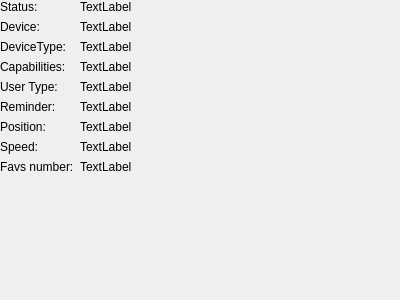
First picture: the form in src/linakdeskapp/ui/device_status_widget.ui, repository anetczuk/LinakDeskApp, before the edit.
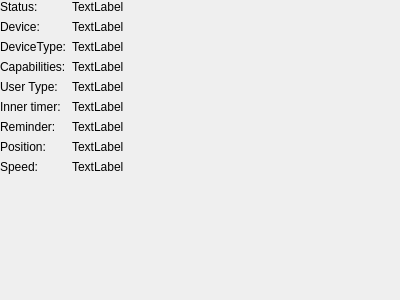
Second picture: the form after the edit.

```diff
--- a/src/linakdeskapp/ui/device_status_widget.ui
+++ b/src/linakdeskapp/ui/device_status_widget.ui
@@ -14,6 +14,9 @@
    <string>Device Status</string>
   </property>
   <layout class="QFormLayout" name="formLayout">
+   <property name="fieldGrowthPolicy">
+    <enum>QFormLayout::AllNonFixedFieldsGrow</enum>
+   </property>
    <property name="leftMargin">
     <number>0</number>
    </property>
@@ -26,34 +29,6 @@
    <property name="bottomMargin">
     <number>0</number>
    </property>
-   <item row="1" column="0">
-    <widget class="QLabel" name="deviceText">
-     <property name="text">
-      <string>Device:</string>
-     </property>
-    </widget>
-   </item>
-   <item row="1" column="1">
-    <widget class="QLabel" name="deviceLabel">
-     <property name="text">
-      <string>TextLabel</string>
-     </property>
-    </widget>
-   </item>
-   <item row="6" column="0">
-    <widget class="QLabel" name="positionText">
-     <property name="text">
-      <string>Position:</string>
-     </property>
-    </widget>
-   </item>
-   <item row="6" column="1">
-    <widget class="QLabel" name="positionLabel">
-     <property name="text">
-      <string>TextLabel</string>
-     </property>
-    </widget>
-   </item>
    <item row="0" column="0">
     <widget class="QLabel" name="statusText">
      <property name="text">
@@ -68,43 +43,15 @@
      </property>
     </widget>
    </item>
-   <item row="8" column="0">
-    <widget class="QLabel" name="favNumText">
+   <item row="1" column="0">
+    <widget class="QLabel" name="deviceText">
      <property name="text">
-      <string>Favs number:</string>
+      <string>Device:</string>
      </property>
     </widget>
    </item>
-   <item row="8" column="1">
-    <widget class="QLabel" name="favsNumLabel">
-     <property name="text">
-      <string>TextLabel</string>
-     </property>
-    </widget>
-   </item>
-   <item row="4" column="0">
-    <widget class="QLabel" name="userTypeText">
-     <property name="text">
-      <string>User Type:</string>
-     </property>
-    </widget>
-   </item>
-   <item row="4" column="1">
-    <widget class="QLabel" name="userTypeLabel">
-     <property name="text">
-      <string>TextLabel</string>
-     </property>
-    </widget>
-   </item>
-   <item row="7" column="0">
-    <widget class="QLabel" name="speedText">
-     <property name="text">
-      <string>Speed:</string>
-     </property>
-    </widget>
-   </item>
-   <item row="7" column="1">
-    <widget class="QLabel" name="speedLabel">
+   <item row="1" column="1">
+    <widget class="QLabel" name="deviceLabel">
      <property name="text">
       <string>TextLabel</string>
      </property>
@@ -138,20 +85,76 @@
      </property>
     </widget>
    </item>
-   <item row="5" column="0">
+   <item row="4" column="0">
+    <widget class="QLabel" name="userTypeText">
+     <property name="text">
+      <string>User Type:</string>
+     </property>
+    </widget>
+   </item>
+   <item row="4" column="1">
+    <widget class="QLabel" name="userTypeLabel">
+     <property name="text">
+      <string>TextLabel</string>
+     </property>
+    </widget>
+   </item>
+   <item row="6" column="0">
     <widget class="QLabel" name="reminderText">
      <property name="text">
       <string>Reminder:</string>
      </property>
     </widget>
    </item>
-   <item row="5" column="1">
+   <item row="6" column="1">
     <widget class="QLabel" name="reminderLabel">
      <property name="text">
       <string>TextLabel</string>
      </property>
     </widget>
    </item>
+   <item row="7" column="0">
+    <widget class="QLabel" name="positionText">
+     <property name="text">
+      <string>Position:</string>
+     </property>
+    </widget>
+   </item>
+   <item row="7" column="1">
+    <widget class="QLabel" name="positionLabel">
+     <property name="text">
+      <string>TextLabel</string>
+     </property>
+    </widget>
+   </item>
+   <item row="8" column="0">
+    <widget class="QLabel" name="speedText">
+     <property name="text">
+      <string>Speed:</string>
+     </property>
+    </widget>
+   </item>
+   <item row="8" column="1">
+    <widget class="QLabel" name="speedLabel">
+     <property name="text">
+      <string>TextLabel</string>
+     </property>
+    </widget>
+   </item>
+   <item row="5" column="0">
+    <widget class="QLabel" name="opCounterText">
+     <property name="text">
+      <string>Inner timer:</string>
+     </property>
+    </widget>
+   </item>
+   <item row="5" column="1">
+    <widget class="QLabel" name="counterLabel">
+     <property name="text">
+      <string>TextLabel</string>
+     </property>
+    </widget>
+   </item>
   </layout>
  </widget>
  <resources/>
```
